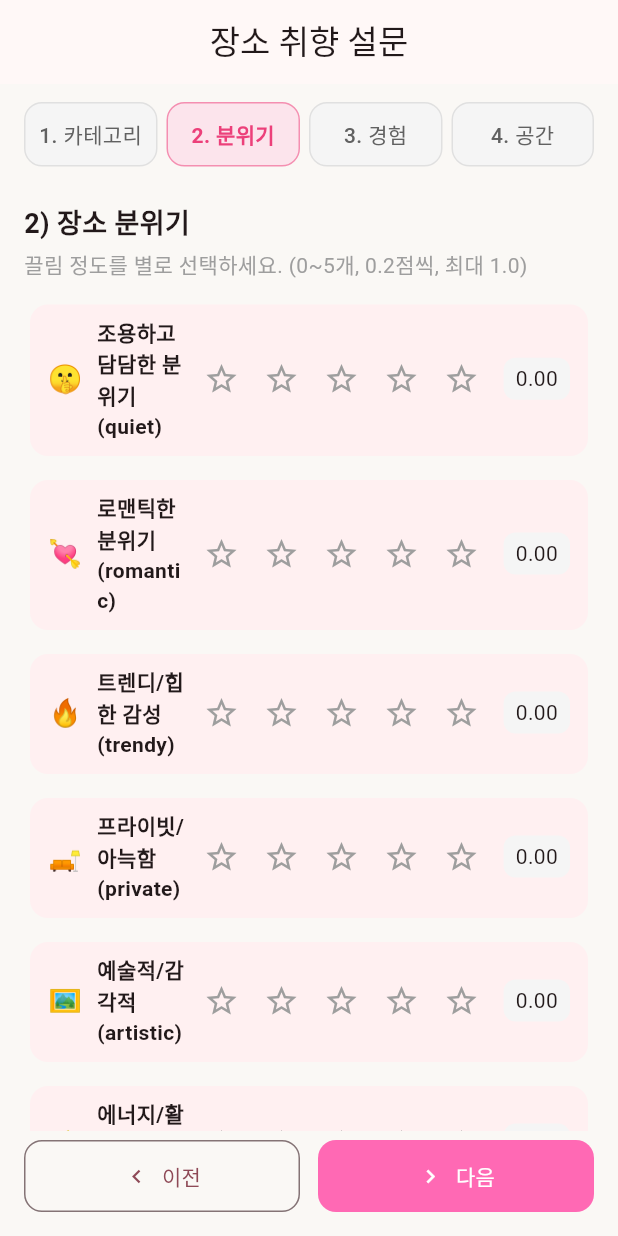
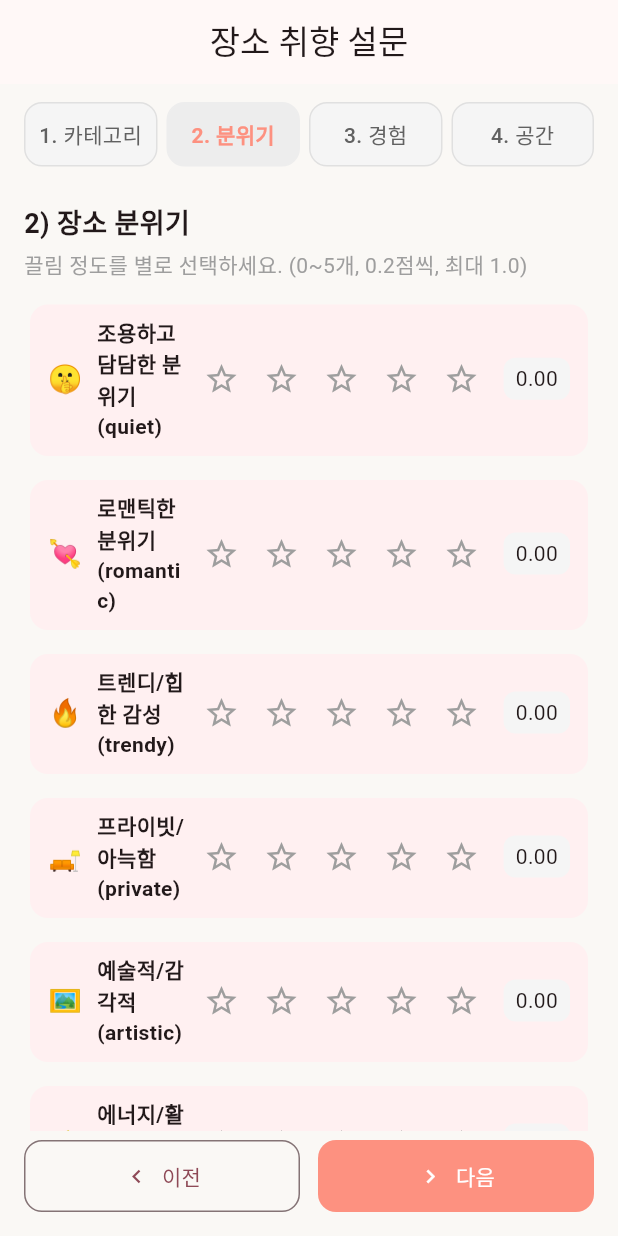
Before and after one commit to TaeHoseong/ItDa, a Flutter app: the SurveyScreen screen opened directly, swiped to page 2, on a phone screen of 412 x 824 dp. Run offline on Flutter 3.47's test engine with Material 3 defaults, Android fonts, the phone set to English and light mode, and no system bars; our stand-ins replace flutter_secure_storage, flutter_svg, google_sign_in, hive, hive_flutter; missing offline and left inert: flutter_naver_map; accounts and stored records are empty.

Commit message:
색상 변경 및 지도 구현

```diff
--- a/itda_app/lib/screens/auth/login_screen.dart
+++ b/itda_app/lib/screens/auth/login_screen.dart
@@ -132,7 +132,7 @@ class _LoginScreenState extends State<LoginScreen> {
 
   @override
   Widget build(BuildContext context) {
-    final themePink = const Color(0xFFFF69B4);
+    final themePink = const Color(0xFFFD9180);
 
     return Scaffold(
       body: SafeArea(
@@ -147,7 +147,7 @@ class _LoginScreenState extends State<LoginScreen> {
                 width: 120,
                 height: 120,
                 decoration: const BoxDecoration(
-                  color: Color(0xFFFFE5EC),
+                  color: Color(0xFFEDEDED),
                   shape: BoxShape.circle,
                 ),
                 child: Icon(
--- a/itda_app/lib/screens/survey_screen.dart
+++ b/itda_app/lib/screens/survey_screen.dart
@@ -31,7 +31,7 @@ class _SurveyScreenState extends State<SurveyScreen> {
 
   @override
   Widget build(BuildContext context) {
-    final pink = const Color(0xFFFF69B4);
+    final pink = const Color(0xFFFD9180);
 
     return Scaffold(
       appBar: AppBar(title: const Text('장소 취향 설문'), centerTitle: true),
@@ -73,16 +73,16 @@ class _SurveyScreenState extends State<SurveyScreen> {
               margin: EdgeInsets.only(right: i == items.length - 1 ? 0 : 6),
               padding: const EdgeInsets.symmetric(vertical: 10),
               decoration: BoxDecoration(
-                color: active ? Colors.pink.shade50 : Colors.grey.shade100,
+                color: active ? Color(0xFFEDEDED) : Colors.grey.shade100,
                 borderRadius: BorderRadius.circular(12),
-                border: Border.all(color: active ? Colors.pink.shade200 : Colors.grey.shade300),
+                border: Border.all(color: active ? Color(0xFFEDEDED) : Colors.grey.shade300),
               ),
               child: Text(
                 '${i + 1}. ${items[i]}',
                 textAlign: TextAlign.center,
                 style: TextStyle(
                   fontWeight: active ? FontWeight.w700 : FontWeight.w500,
-                  color: active ? Colors.pink.shade400 : Colors.grey.shade700,
+                  color: active ? Color(0xFFFD9180) : Colors.grey.shade700,
                 ),
               ),
             ),
@@ -317,7 +317,7 @@ class ResultPage extends StatelessWidget {
 
   @override
   Widget build(BuildContext context) {
-    final pink = const Color(0xFFFF69B4);
+    final pink = const Color(0xFFFD9180);
     return Scaffold(
       appBar: AppBar(
         title: const Text('설문 결과'),
--- a/itda_app/pubspec.yaml
+++ b/itda_app/pubspec.yaml
@@ -40,6 +40,7 @@ dependencies:
   google_sign_in: ^6.2.1
   http: ^1.2.2
   flutter_secure_storage: ^9.2.2
+  flutter_naver_map: ^1.4.1+1
 
 dev_dependencies:
   flutter_test:
```
Also changed, not shown: itda_app/lib/main.dart (+25 -8 lines), itda_app/lib/screens/map_screen.dart (+16 -24 lines), itda_app/pubspec.lock, 3 other files.
